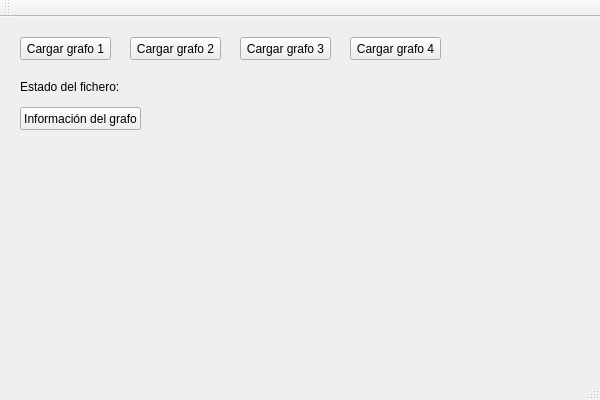
First picture: the form in grafo.ui, repository alu0100697032/grafos_qt, before the edit.
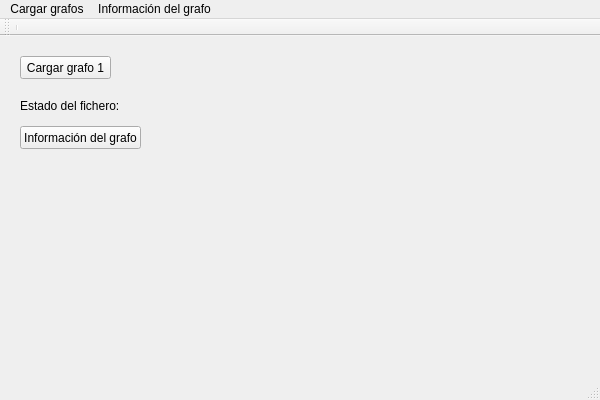
Second picture: the form after the edit.

Commit message: Added menu bar

Diff of the .ui file:
```diff
--- a/grafo.ui
+++ b/grafo.ui
@@ -52,45 +52,6 @@
      <string>Estado del fichero: </string>
     </property>
    </widget>
-   <widget class="QPushButton" name="pushButton_2">
-    <property name="geometry">
-     <rect>
-      <x>130</x>
-      <y>20</y>
-      <width>91</width>
-      <height>23</height>
-     </rect>
-    </property>
-    <property name="text">
-     <string>Cargar grafo 2</string>
-    </property>
-   </widget>
-   <widget class="QPushButton" name="pushButton_3">
-    <property name="geometry">
-     <rect>
-      <x>350</x>
-      <y>20</y>
-      <width>91</width>
-      <height>23</height>
-     </rect>
-    </property>
-    <property name="text">
-     <string>Cargar grafo 4</string>
-    </property>
-   </widget>
-   <widget class="QPushButton" name="pushButton_4">
-    <property name="geometry">
-     <rect>
-      <x>240</x>
-      <y>20</y>
-      <width>91</width>
-      <height>23</height>
-     </rect>
-    </property>
-    <property name="text">
-     <string>Cargar grafo 3</string>
-    </property>
-   </widget>
    <widget class="QLabel" name="label_2">
     <property name="geometry">
      <rect>
@@ -127,6 +88,40 @@
      <height>21</height>
     </rect>
    </property>
+   <widget class="QMenu" name="menuOpciones">
+    <property name="title">
+     <string>Cargar grafos</string>
+    </property>
+    <widget class="QMenu" name="menuDirigidos">
+     <property name="title">
+      <string>Dirigidos</string>
+     </property>
+     <addaction name="actionGrafo1_gr"/>
+     <addaction name="actionGrafo2_gr"/>
+     <addaction name="actionGrafo5_gr"/>
+     <addaction name="actionGrafo6_gr"/>
+    </widget>
+    <widget class="QMenu" name="menuNo_dirigidos">
+     <property name="title">
+      <string>No dirigidos</string>
+     </property>
+     <addaction name="actionGrafo3_gr"/>
+     <addaction name="actionGrafo4_gr"/>
+     <addaction name="actionGrafo7_gr"/>
+     <addaction name="actionGrafo8_gr"/>
+     <addaction name="actionGrafo9_gr_2"/>
+    </widget>
+    <addaction name="menuDirigidos"/>
+    <addaction name="separator"/>
+    <addaction name="menuNo_dirigidos"/>
+   </widget>
+   <widget class="QMenu" name="menuInformaci_n_del_grafo">
+    <property name="title">
+     <string>Información del grafo</string>
+    </property>
+   </widget>
+   <addaction name="menuOpciones"/>
+   <addaction name="menuInformaci_n_del_grafo"/>
   </widget>
   <widget class="QToolBar" name="mainToolBar">
    <attribute name="toolBarArea">
@@ -135,6 +130,7 @@
    <attribute name="toolBarBreak">
     <bool>false</bool>
    </attribute>
+   <addaction name="separator"/>
   </widget>
   <widget class="QStatusBar" name="statusBar"/>
  </widget>
```
Left out of the diff: 50 changed lines with no effect on the pictures. The commit also changes 1 other file.
